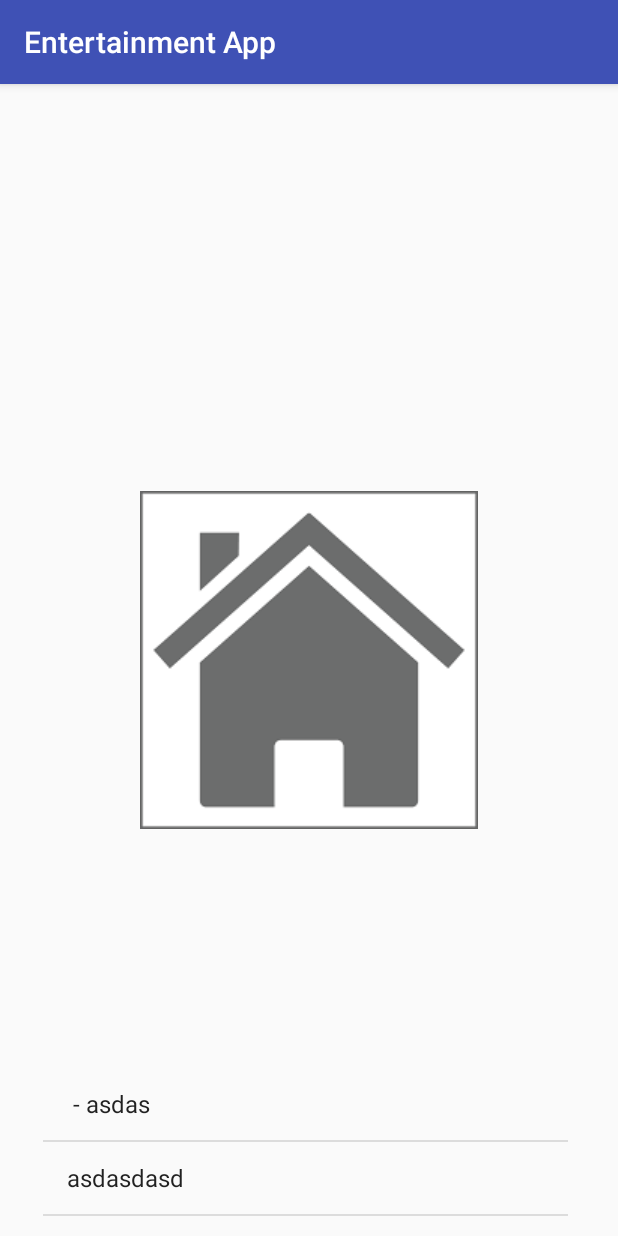
After one commit to moibrahim/EntertainmentApp, an Android app: the Postpage screen opened directly, with no data from a screen before it, on a phone screen of 412 x 824 dp. The commit adds this screen. Run offline under Robolectric (Android 15) with nearby library versions, the phone set to English and light mode, and no system bars.

Commit message:
Added fragments for post page (comments)

```diff
--- a/app/build.gradle
+++ b/app/build.gradle
@@ -21,6 +21,7 @@ android {
 
 dependencies {
     compile fileTree(dir: 'libs', include: ['*.jar'])
+    compile 'com.android.support:support-v4:27.1.1'
     androidTestCompile('com.android.support.test.espresso:espresso-core:2.2.2', {
         exclude group: 'com.android.support', module: 'support-annotations'
     })
--- a/app/src/main/AndroidManifest.xml
+++ b/app/src/main/AndroidManifest.xml
@@ -21,7 +21,10 @@
         <activity android:name=".Homepage" />
         <activity android:name=".Register" />
         <activity android:name=".redirect" />
-        <activity android:name=".Videos"></activity>
+        <activity android:name=".Videos" />
+        <activity android:name=".Postpage" />
+        <activity android:name=".FragmentComment" />
+        <activity android:name=".FragmentPost"></activity>
     </application>
 
 </manifest>
--- /dev/null
+++ b/app/src/main/java/com/ibrahim/mohammad/entertainmentapp/FragmentComment.java
@@ -0,0 +1,28 @@
+package com.ibrahim.mohammad.entertainmentapp;
+
+import android.app.Fragment;
+import android.support.v7.app.AppCompatActivity;
+import android.os.Bundle;
+import android.view.LayoutInflater;
+
+import android.view.View;
+import android.view.ViewGroup;
+import android.widget.TextView;
+
+public class FragmentComment extends Fragment {
+
+
+
+    @Override
+    public View onCreateView(LayoutInflater inflater, ViewGroup container,
+                             Bundle savedInstanceState) {
+        View view = inflater.inflate(R.layout.activity_fragment_comment,
+                container, false);
+        return view;
+    }
+
+    public void setText(String text) {
+        //TextView view = (TextView) getView().findViewById(R.id.tvTitle);
+        //view.setText(text);
+    }
+}
--- /dev/null
+++ b/app/src/main/java/com/ibrahim/mohammad/entertainmentapp/FragmentPost.java
@@ -0,0 +1,26 @@
+package com.ibrahim.mohammad.entertainmentapp;
+
+import android.app.Fragment;
+import android.support.v7.app.AppCompatActivity;
+import android.os.Bundle;
+import android.view.LayoutInflater;
+import android.view.View;
+import android.view.ViewGroup;
+import android.widget.TextView;
+
+public class FragmentPost extends Fragment {
+
+
+    @Override
+    public View onCreateView(LayoutInflater inflater, ViewGroup container,
+                             Bundle savedInstanceState) {
+        View view = inflater.inflate(R.layout.activity_fragment_post,
+                container, false);
+        return view;
+    }
+
+    public void setText(String text) {
+        //TextView view = (TextView) getView().findViewById(R.id.tvTitle);
+        //view.setText(text);
+    }
+}
--- a/app/src/main/java/com/ibrahim/mohammad/entertainmentapp/MainActivity.java
+++ b/app/src/main/java/com/ibrahim/mohammad/entertainmentapp/MainActivity.java
@@ -5,6 +5,7 @@ import android.support.v7.app.AppCompatActivity;
 import android.os.Bundle;
 import android.view.View;
 import android.widget.Button;
+import android.widget.TextView;
 
 public class MainActivity extends AppCompatActivity implements View.OnClickListener{
 
@@ -18,13 +19,14 @@ public class MainActivity extends AppCompatActivity implements View.OnClickListe
         btnGoHome = (Button) findViewById(R.id.btnTest);
         btnGoHome.setOnClickListener(this);
 
+
     }
 
     @Override
     public void onClick(View view) {
         switch (view.getId()) {
             case R.id.btnTest:
-                Intent homepageIntent = new Intent(MainActivity.this, Homepage.class);
+                Intent homepageIntent = new Intent(MainActivity.this, Postpage.class);
                 MainActivity.this.startActivity(homepageIntent);
                 break;
 
--- /dev/null
+++ b/app/src/main/java/com/ibrahim/mohammad/entertainmentapp/Postpage.java
@@ -0,0 +1,42 @@
+package com.ibrahim.mohammad.entertainmentapp;
+
+import android.support.v7.app.AppCompatActivity;
+import android.os.Bundle;
+import android.widget.ArrayAdapter;
+import android.widget.ListView;
+import android.widget.TextView;
+
+import org.w3c.dom.Text;
+
+import java.util.ArrayList;
+import java.util.Arrays;
+import java.util.List;
+
+public class Postpage extends AppCompatActivity {
+
+    private FragmentComment fragmentComment = new FragmentComment();
+    private String text;
+    private String[] fruits;
+
+
+    @Override
+    protected void onCreate(Bundle savedInstanceState) {
+        super.onCreate(savedInstanceState);
+        setContentView(R.layout.activity_postpage);
+
+        text = "asdasdasda";
+        /*TextView tvTitle = (TextView) findViewById(R.id.tvTitle);
+        tvTitle.setText(text);//set the text in edit text
+*/
+        final ListView lv = (ListView) findViewById(R.id.lvList);
+        fruits = new String[]{" - " + "asdas", "asdasdasd" , "adsasdasd ", "dasdasdasd"};
+        final List<String> fruitsList = new ArrayList<String>(Arrays.asList(fruits));
+        final ArrayAdapter<String> arrayAdapter = new ArrayAdapter<String>(this, android.R.layout.simple_list_item_1, fruitsList);
+        lv.setAdapter(arrayAdapter);
+
+
+
+    }
+
+
+}
--- a/app/src/main/java/com/ibrahim/mohammad/entertainmentapp/Videos.java
+++ b/app/src/main/java/com/ibrahim/mohammad/entertainmentapp/Videos.java
@@ -12,6 +12,7 @@ import android.net.Uri;
 public class Videos extends AppCompatActivity implements View.OnClickListener  {
 
     private Button btnPlay;
+    private Button btnTest;
     private VideoView videoView;
     private MediaController mediaController;
 
@@ -21,6 +22,8 @@ public class Videos extends AppCompatActivity implements View.OnClickListener  {
         setContentView(R.layout.activity_videos);
 
         btnPlay = (Button) findViewById(R.id.btnPlay);
+        btnTest = (Button) findViewById(R.id.btnTest);
+
 
 
         videoView = (VideoView)findViewById(R.id.videoView);
@@ -35,6 +38,7 @@ public class Videos extends AppCompatActivity implements View.OnClickListener  {
 
 
         btnPlay.setOnClickListener(this);
+        btnTest.setOnClickListener(this);
     }
 
     @Override
@@ -44,6 +48,11 @@ public class Videos extends AppCompatActivity implements View.OnClickListener  {
                 //play
                 videoView.start();
                 break;
+            case R.id.btnTest:
+                //play
+                Intent homepageIntent = new Intent(Videos.this, Postpage.class);
+                Videos.this.startActivity(homepageIntent);
+                break;
 
         }
 
--- /dev/null
+++ b/app/src/main/res/layout/activity_fragment_comment.xml
@@ -0,0 +1,35 @@
+<?xml version="1.0" encoding="utf-8"?>
+<android.support.constraint.ConstraintLayout xmlns:android="http://schemas.android.com/apk/res/android"
+    xmlns:app="http://schemas.android.com/apk/res-auto"
+    xmlns:tools="http://schemas.android.com/tools"
+    android:layout_width="match_parent"
+    android:layout_height="match_parent"
+    tools:context=".FragmentComment">
+
+    <ScrollView
+        android:layout_width="368dp"
+        android:layout_height="463dp"
+        android:layout_marginBottom="8dp"
+        android:layout_marginEnd="8dp"
+        android:layout_marginLeft="8dp"
+        android:layout_marginRight="8dp"
+        android:layout_marginStart="8dp"
+        android:layout_marginTop="8dp"
+        app:layout_constraintBottom_toBottomOf="parent"
+        app:layout_constraintEnd_toEndOf="parent"
+        app:layout_constraintStart_toStartOf="parent"
+        app:layout_constraintTop_toTopOf="parent">
+
+        <LinearLayout
+            android:layout_width="match_parent"
+            android:layout_height="wrap_content"
+            android:orientation="vertical" />
+    </ScrollView>
+
+    <ListView
+        android:id="@+id/lvList"
+        android:layout_width="350dp"
+        android:layout_height="460dp"
+        tools:layout_editor_absoluteX="16dp"
+        tools:layout_editor_absoluteY="34dp" />
+</android.support.constraint.ConstraintLayout>
--- /dev/null
+++ b/app/src/main/res/layout/activity_fragment_post.xml
@@ -0,0 +1,24 @@
+<?xml version="1.0" encoding="utf-8"?>
+<android.support.constraint.ConstraintLayout xmlns:android="http://schemas.android.com/apk/res/android"
+    xmlns:app="http://schemas.android.com/apk/res-auto"
+    xmlns:tools="http://schemas.android.com/tools"
+    android:layout_width="match_parent"
+    android:layout_height="match_parent"
+    tools:context=".FragmentPost">
+
+    <ImageView
+        android:id="@+id/imageView"
+        android:layout_width="wrap_content"
+        android:layout_height="wrap_content"
+        android:layout_marginBottom="8dp"
+        android:layout_marginEnd="8dp"
+        android:layout_marginLeft="8dp"
+        android:layout_marginRight="8dp"
+        android:layout_marginStart="8dp"
+        android:layout_marginTop="8dp"
+        android:src="@drawable/download"
+        app:layout_constraintBottom_toBottomOf="parent"
+        app:layout_constraintEnd_toEndOf="parent"
+        app:layout_constraintStart_toStartOf="parent"
+        app:layout_constraintTop_toTopOf="parent" />
+</android.support.constraint.ConstraintLayout>
--- /dev/null
+++ b/app/src/main/res/layout/activity_postpage.xml
@@ -0,0 +1,64 @@
+<?xml version="1.0" encoding="utf-8"?>
+<android.support.constraint.ConstraintLayout xmlns:android="http://schemas.android.com/apk/res/android"
+    xmlns:app="http://schemas.android.com/apk/res-auto"
+    xmlns:tools="http://schemas.android.com/tools"
+    android:layout_width="match_parent"
+    android:layout_height="match_parent"
+    tools:context=".Postpage">
+
+<!--    <fragment
+        android:id="@+id/listFragment"
+        android:layout_width="0dp"
+        android:layout_height="match_parent"
+        android:layout_marginBottom="8dp"
+        android:layout_marginEnd="8dp"
+        android:layout_marginLeft="8dp"
+        android:layout_marginRight="8dp"
+        android:layout_marginStart="8dp"
+        android:layout_marginTop="8dp"
+        android:layout_weight="1"
+        app:layout_constraintBottom_toBottomOf="parent"
+        app:layout_constraintEnd_toEndOf="parent"
+        app:layout_constraintStart_toStartOf="parent"
+        app:layout_constraintTop_toTopOf="parent"
+        tools:layout="@layout/activity_fragment_comment"></fragment>-->
+    <fragment
+        android:id="@+id/detailFragment"
+        class="com.ibrahim.mohammad.entertainmentapp.FragmentComment"
+        android:layout_width="355dp"
+        android:layout_height="216dp"
+        android:layout_marginBottom="8dp"
+        android:layout_marginEnd="8dp"
+        android:layout_marginLeft="8dp"
+        android:layout_marginRight="8dp"
+        android:layout_marginStart="8dp"
+        android:layout_marginTop="8dp"
+        android:layout_weight="2"
+        app:layout_constraintBottom_toBottomOf="parent"
+        app:layout_constraintEnd_toEndOf="parent"
+        app:layout_constraintStart_toStartOf="parent"
+        app:layout_constraintTop_toBottomOf="@+id/detailFragment2"
+        tools:layout="@layout/activity_fragment_comment"></fragment>
+
+    <fragment
+        android:id="@+id/detailFragment2"
+        class="com.ibrahim.mohammad.entertainmentapp.FragmentPost"
+        android:layout_width="0dp"
+        android:layout_height="match_parent"
+        android:layout_marginBottom="8dp"
+        android:layout_marginEnd="8dp"
+        android:layout_marginLeft="8dp"
+        android:layout_marginRight="8dp"
+        android:layout_marginStart="8dp"
+        android:layout_marginTop="8dp"
+        android:layout_weight="2"
+        app:layout_constraintBottom_toBottomOf="parent"
+        app:layout_constraintEnd_toEndOf="parent"
+        app:layout_constraintHorizontal_bias="0.0"
+        app:layout_constraintStart_toStartOf="parent"
+        app:layout_constraintTop_toTopOf="parent"
+        app:layout_constraintVertical_bias="0.031"
+        tools:layout="@layout/activity_fragment_post"></fragment>
+
+
+</android.support.constraint.ConstraintLayout>
--- a/app/src/main/res/layout/activity_videos.xml
+++ b/app/src/main/res/layout/activity_videos.xml
@@ -8,8 +8,8 @@
 
     <VideoView
         android:id="@+id/videoView"
-        android:layout_width="299dp"
-        android:layout_height="388dp"
+        android:layout_width="203dp"
+        android:layout_height="208dp"
         android:layout_marginBottom="8dp"
         android:layout_marginEnd="8dp"
         android:layout_marginRight="8dp"
@@ -22,8 +22,8 @@
 
     <Button
         android:id="@+id/btnPlay"
-        android:layout_width="330dp"
-        android:layout_height="418dp"
+        android:layout_width="194dp"
+        android:layout_height="226dp"
         android:layout_marginBottom="8dp"
         android:layout_marginEnd="24dp"
         android:layout_marginRight="24dp"
@@ -34,4 +34,5 @@
         app:layout_constraintEnd_toEndOf="parent"
         app:layout_constraintTop_toTopOf="parent"
         app:layout_constraintVertical_bias="0.0" />
+
 </android.support.constraint.ConstraintLayout>
--- a/app/src/main/res/values/strings.xml
+++ b/app/src/main/res/values/strings.xml
@@ -1,3 +1,7 @@
 <resources>
     <string name="app_name">Entertainment App</string>
+
+    <!-- TODO: Remove or change this placeholder text -->
+    <string name="hello_blank_fragment">Hello blank fragment</string>
+    <string name="tvTitle">helllooo</string>
 </resources>
```
